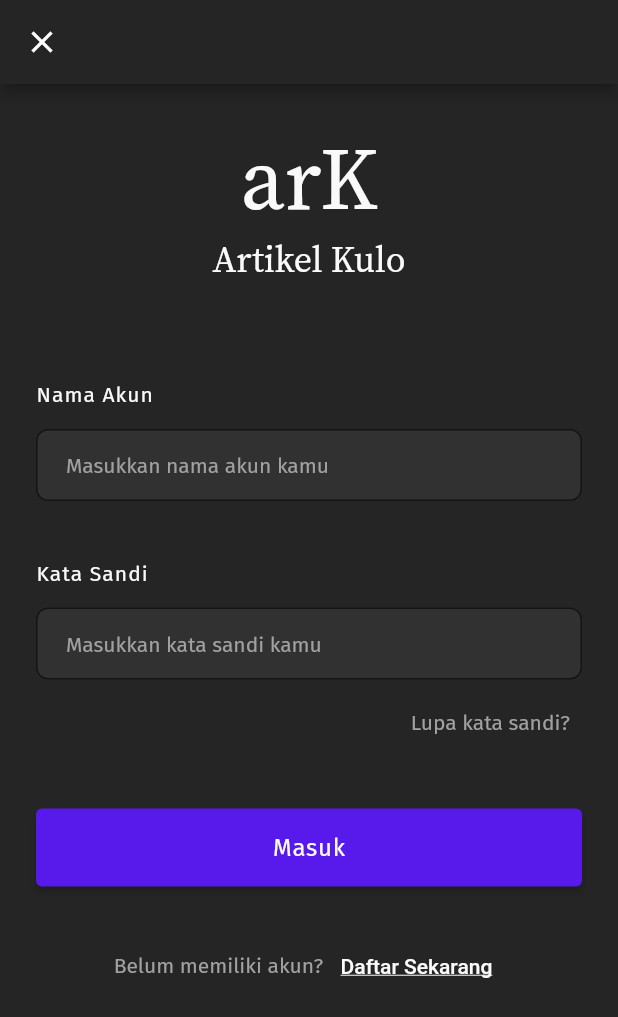
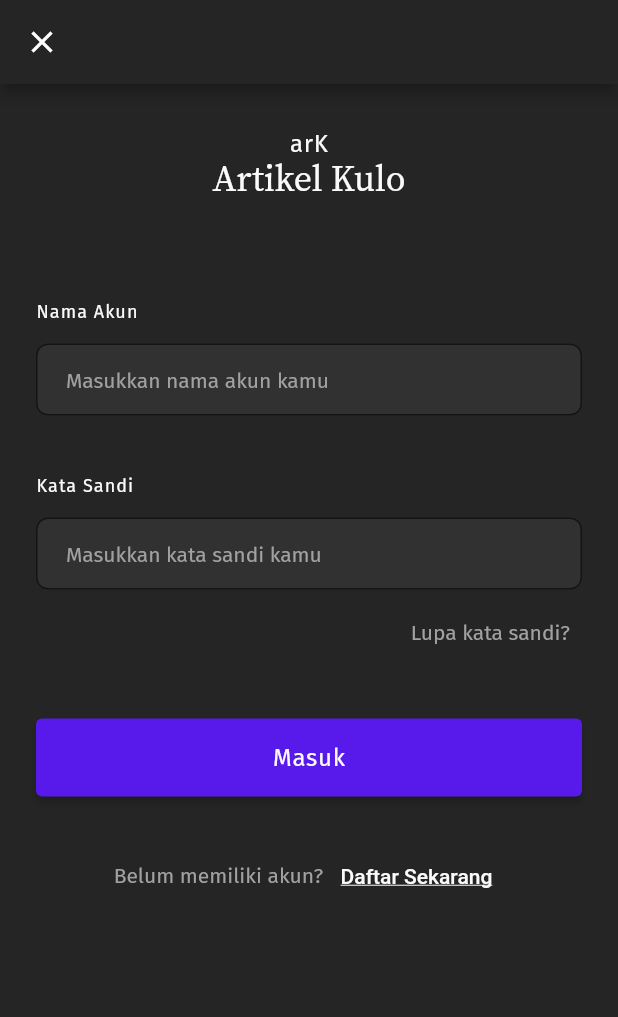
Before and after one commit to naufal-yafi/ark_app, a Flutter app: the screen it shows after launch, after a tap on "Baca Artikel", on a phone screen of 412 x 824 dp. Shown: the top 1017 px of the screen. Run offline on Flutter 3.47's test engine with Material 2 defaults, Android fonts, the phone set to English and light mode, and no system bars; Roboto replaces fonts that are missing (FiraSans-Medium); project files that could hold a hidden picture were left out.

Commit message:
update name style typography

```diff
--- a/lib/pages/home.dart
+++ b/lib/pages/home.dart
@@ -52,7 +52,7 @@ class _HomePageState extends State<HomePage> {
                     //! Category
                     Text(
                       "${category}",
-                      style: sizeBody_4,
+                      style: label2Reguler,
                     ),
                     const SizedBox(
                       height: 8,
@@ -62,14 +62,14 @@ class _HomePageState extends State<HomePage> {
                       "${title}",
                       maxLines: 3,
                       overflow: TextOverflow.clip,
-                      style: sizeBody_2,
+                      style: heading2Bold,
                     ),
                     const SizedBox(
                       height: 9,
                     ),
                     Text(
                       "${see} x dibaca • ${date}",
-                      style: sizeBody_5,
+                      style: label1Reguler,
                     )
                   ],
                 ),
--- a/lib/pages/login.dart
+++ b/lib/pages/login.dart
@@ -18,11 +18,11 @@ class Login extends StatelessWidget {
           children: [
             Text(
               'arK',
-              style: textLogo_1,
+              style: body1Reguler,
             ),
             Text(
               'Artikel Kulo',
-              style: textLogo_2,
+              style: display3Reguler,
             )
           ],
         ),
@@ -39,7 +39,7 @@ class Login extends StatelessWidget {
           ),
           Text(
             '${textLabel}',
-            style: label2,
+            style: body3Reguler,
           ),
           const SizedBox(
             height: 14,
@@ -56,7 +56,7 @@ class Login extends StatelessWidget {
                 border: OutlineInputBorder(
                     borderRadius: BorderRadius.circular(8),
                     borderSide: BorderSide(color: neutral_800)),
-                hintStyle: sizeBody_3,
+                hintStyle: body2Reguler,
                 hintText: '${textPlaceholder}'),
           ),
         ],
@@ -78,7 +78,7 @@ class Login extends StatelessWidget {
           },
           child: Text(
             'Masuk',
-            style: label,
+            style: body1Reguler,
           ),
           style: ElevatedButton.styleFrom(backgroundColor: primary),
         ),
@@ -117,7 +117,7 @@ class Login extends StatelessWidget {
                       onPressed: () {},
                       child: Text(
                         'Lupa kata sandi?',
-                        style: sizeBody_3,
+                        style: body2Reguler,
                       ))
                 ],
               ),
@@ -134,7 +134,7 @@ class Login extends StatelessWidget {
                 children: [
                   Text(
                     'Belum memiliki akun? ',
-                    style: sizeBody_3,
+                    style: body2Reguler,
                   ),
                   TextButton(
                       onPressed: () {
@@ -145,7 +145,7 @@ class Login extends StatelessWidget {
                       },
                       child: Text(
                         'Daftar Sekarang',
-                        style: textBTN,
+                        style: body2Medium,
                       ))
                 ],
               )
--- a/lib/pages/read.dart
+++ b/lib/pages/read.dart
@@ -29,7 +29,7 @@ class _ReadingPageState extends State<ReadingPage> {
       children: <Widget>[
         Text(
           "${title}",
-          style: titleRead,
+          style: heading1Bold,
         ),
         const SizedBox(
           height: 12,
--- a/lib/pages/starting.dart
+++ b/lib/pages/starting.dart
@@ -16,14 +16,14 @@ class StartingUp extends StatelessWidget {
               children: <Widget>[
                 Text(
                   "Artikel Kulo",
-                  style: sizeDisplay,
+                  style: display2SemiBold,
                 ),
                 const SizedBox(
                   height: 10,
                 ),
                 Text(
                   "Dapatkan apa yang belum kamu ketahui, dan bagikan apa yang telah kamu ketahui.",
-                  style: sizeHeading,
+                  style: heading3SemiBold,
                 ),
               ],
             ),
@@ -34,14 +34,14 @@ class StartingUp extends StatelessWidget {
               children: <Widget>[
                 Text(
                   "Baca apapun disini, mulai dari topik desain, cerita pengalaman, dan topik - topik seru lainnya yang akan membuatmu betah untuk membaca, juga tentunya akan menambah wawasan kamu.",
-                  style: sizeBody_3,
+                  style: body2Reguler,
                 ),
                 const SizedBox(
                   height: 20,
                 ),
                 Text(
                   "Selain membaca, kamu juga bisa menulis artikelmu sendiri dari gagasan, ide, ataupun informasi yang ingin kamu bagikan secara anonymous. Gunakan bahasa yang sopan dan menarik agar pembaca lainnyapun akan membaca artikelmu hingga selesai.",
-                  style: sizeBody_3,
+                  style: body2Reguler,
                 )
               ],
             )
@@ -70,7 +70,7 @@ class StartingUp extends StatelessWidget {
                   icon: const Icon(Icons.menu_book),
                   label: Text(
                     "Baca Artikel",
-                    style: label,
+                    style: body1Reguler,
                   ),
                   style: ElevatedButton.styleFrom(backgroundColor: primary),
                 ),
@@ -92,7 +92,7 @@ class StartingUp extends StatelessWidget {
                   icon: const Icon(Icons.create),
                   label: Text(
                     "Tulis Artikelmu",
-                    style: label,
+                    style: body1Reguler,
                   ),
                   style: OutlinedButton.styleFrom(
                       foregroundColor: neutral_50,
--- a/lib/style/design_system.dart
+++ b/lib/style/design_system.dart
@@ -9,53 +9,65 @@ Color neutral_50 = const Color(0xffFAFAFA);
 
 Color primary = const Color(0xff581AEA);
 Color warning = const Color(0xffE85656);
-//* END Color Scheme
+//! END Color Scheme
 
 //! Typography
-TextStyle sizeDisplay = TextStyle(
+//* Source Serif Pro
+//? Display
+TextStyle display1Reguler = TextStyle(
+    fontSize: 58, color: neutral_50, fontFamily: 'SourceSerifPro-Reguler');
+TextStyle display2SemiBold = TextStyle(
     fontSize: 30, color: neutral_50, fontFamily: 'SourceSerifPro-SemiBold');
-TextStyle sizeHeading = TextStyle(
+TextStyle display3Reguler = TextStyle(
+    fontSize: 24, color: neutral_50, fontFamily: 'SourceSerifPro-Reguler');
+//? END Display
+
+//? Body
+TextStyle heading1Bold = TextStyle(
+    fontSize: 22, color: neutral_50, fontFamily: 'SourceSerifPro-Bold');
+TextStyle heading2Bold = TextStyle(
+    fontSize: 18, color: neutral_50, fontFamily: 'SourceSerifPro-Bold');
+TextStyle heading3SemiBold = TextStyle(
     fontSize: 16,
     height: 1.5,
     color: neutral_100,
     fontFamily: 'SourceSerifPro-SemiBold');
+//? END Body
+//* END Source Serif Pro
 
-TextStyle textLogo_1 = TextStyle(
-    fontSize: 58, color: neutral_50, fontFamily: 'SourceSerifPro-Reguler');
-TextStyle textLogo_2 = TextStyle(
-    fontSize: 24, color: neutral_50, fontFamily: 'SourceSerifPro-Reguler');
-
-TextStyle titleRead = TextStyle(
-    fontSize: 22, color: neutral_50, fontFamily: 'SourceSerifPro-Bold');
-
-TextStyle sizeBody_2 = TextStyle(
-    fontSize: 18, color: neutral_50, fontFamily: 'SourceSerifPro-Bold');
-TextStyle sizeBody_3 = TextStyle(
+//* Fira Sans
+//? Body
+TextStyle body1Reguler = TextStyle(
+    fontSize: 16,
+    fontFamily: 'FiraSans-Reguler',
+    letterSpacing: .5,
+    color: neutral_50);
+TextStyle body2Reguler = TextStyle(
     fontSize: 14,
     color: neutral_200,
     fontFamily: 'FiraSans-Reguler',
     height: 1.5);
-TextStyle sizeBody_4 =
-    TextStyle(fontSize: 11, color: neutral_100, fontFamily: 'FiraSans-Reguler');
-TextStyle sizeBody_5 =
-    TextStyle(fontSize: 12, color: neutral_100, fontFamily: 'FiraSans-Reguler');
-
-TextStyle textBTN = TextStyle(
+TextStyle body2Medium = TextStyle(
     fontSize: 14,
     fontFamily: 'FiraSans-Medium',
     color: neutral_50,
     height: 1.5,
     decoration: TextDecoration.underline);
+TextStyle body3Reguler = TextStyle(
+    fontSize: 12,
+    fontFamily: 'FiraSans-Reguler',
+    color: neutral_50,
+    letterSpacing: .7);
+//? END Body
 
-TextStyle label = TextStyle(
-    fontSize: 16,
-    fontFamily: 'FiraSans-Reguler',
-    letterSpacing: .5,
-    color: neutral_50);
-
-TextStyle label2 = TextStyle(
-    fontFamily: 'FiraSans-Reguler', color: neutral_50, letterSpacing: .7);
-//* END Typography
+//? Label
+TextStyle label1Reguler =
+    TextStyle(fontSize: 12, color: neutral_100, fontFamily: 'FiraSans-Reguler');
+TextStyle label2Reguler =
+    TextStyle(fontSize: 11, color: neutral_100, fontFamily: 'FiraSans-Reguler');
+//? END Label
+//* END Fira Sans
+//! END Typography
 
 EdgeInsets paddingScreen =
     const EdgeInsets.symmetric(vertical: 30, horizontal: 24);
```
Also changed, not shown: lib/pages/signup.dart (+7 -7 lines).
